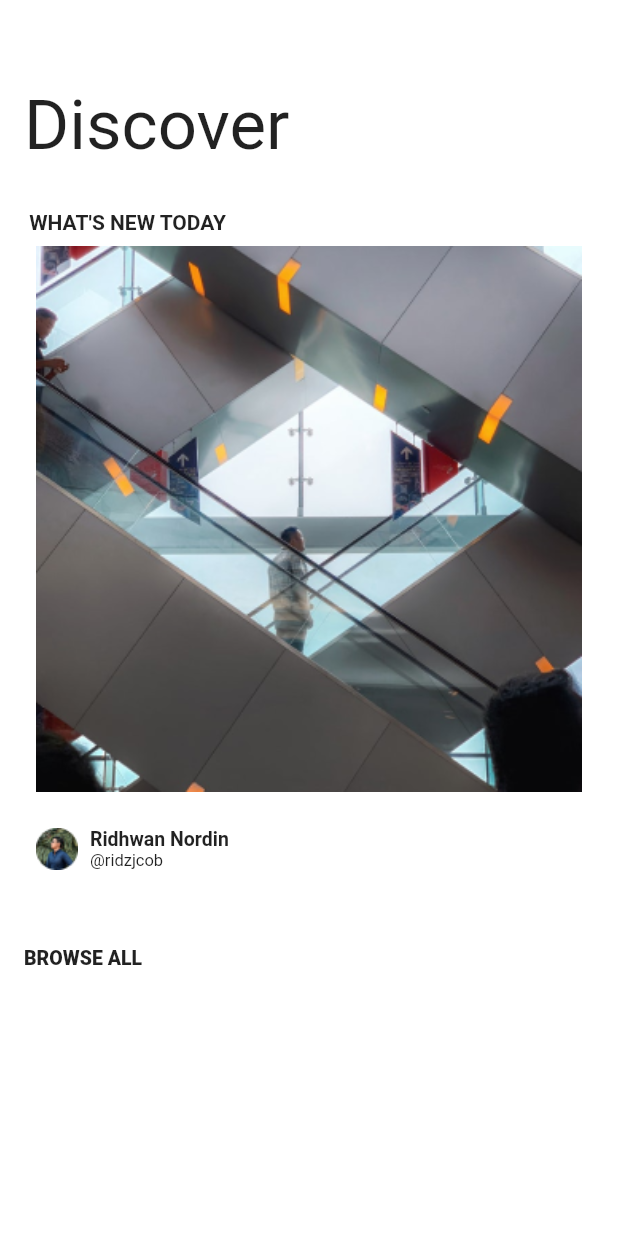
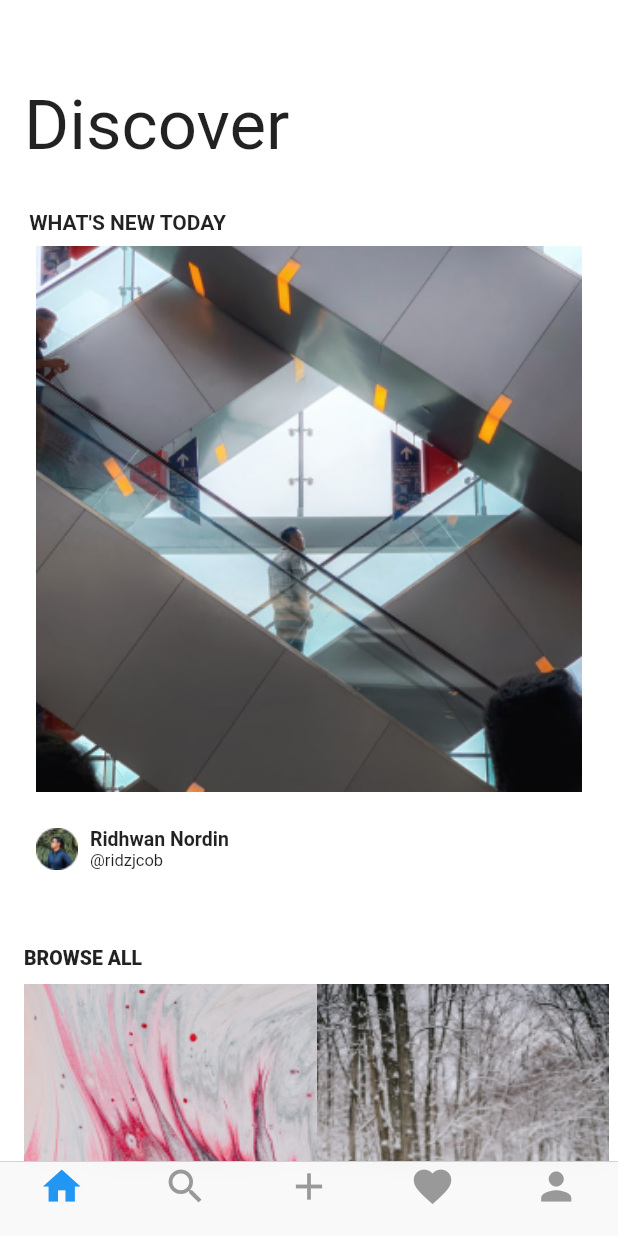
Before and after one commit to XuanHoang7/CK_ANDROID, a Flutter app: the MainScreens screen opened directly, on a phone screen of 412 x 824 dp. Run offline on Flutter 3.47's test engine with Material 2 defaults, Android fonts, the phone set to English and light mode, and no system bars; our stand-ins replace flutter_svg.

Commit message:
Creat main

```diff
--- /dev/null
+++ b/lib/screens/main_screens/Body/body.dart
@@ -0,0 +1,90 @@
+import 'package:flutter/material.dart';
+import 'package:photo_ltdd/screens/main_screens/Body/card.dart';
+
+import 'detail_image.dart';
+
+class Body extends StatelessWidget {
+  const Body({
+    Key? key,
+  }) : super(key: key);
+
+  @override
+  Widget build(BuildContext context) {
+    return SingleChildScrollView(
+      child: Padding(
+        padding: const EdgeInsets.only(left: 16, right: 16, bottom: 10),
+        child: Column(
+          crossAxisAlignment: CrossAxisAlignment.start,
+          children: [
+            const Text(
+              "Discover",
+              style: TextStyle(
+                  fontWeight: FontWeight.w400,
+                  fontSize: 46,
+                  fontStyle: FontStyle.normal),
+            ),
+            const SizedBox(
+              height: 30,
+            ),
+            const Text(
+              " WHAT'S NEW TODAY",
+              style: TextStyle(fontSize: 14, fontWeight: FontWeight.bold),
+            ),
+            const CardPage(),
+            const SizedBox(
+              height: 28,
+            ),
+            const Text(
+              'BROWSE ALL',
+              style: TextStyle(fontWeight: FontWeight.w900, fontSize: 13),
+            ),
+            const SizedBox(height: 10),
+            Row(
+              children: [
+                Column(
+                  children: const [
+                    DetailImage(
+                      height: 220,
+                      width: 195,
+                      image: 'assets/images/anh1.png',
+                    ),
+                    SizedBox(
+                      height: 9,
+                    ),
+                    DetailImage(
+                      height: 360,
+                      width: 195,
+                      image: 'assets/images/anh2.png',
+                    ),
+                  ],
+                ),
+                const Expanded(
+                  child: SizedBox(
+                    width: 9,
+                  ),
+                ),
+                Column(
+                  children: const [
+                    DetailImage(
+                      height: 360,
+                      width: 195,
+                      image: 'assets/images/anh3.png',
+                    ),
+                    SizedBox(
+                      height: 9,
+                    ),
+                    DetailImage(
+                      height: 220,
+                      width: 195,
+                      image: 'assets/images/anh1.png',
+                    ),
+                  ],
+                ),
+              ],
+            ),
+          ],
+        ),
+      ),
+    );
+  }
+}
--- /dev/null
+++ b/lib/screens/main_screens/Body/card.dart
@@ -0,0 +1,93 @@
+import 'package:flutter/material.dart';
+
+class CardPage extends StatefulWidget {
+  const CardPage({
+    Key? key,
+  }) : super(key: key);
+
+  @override
+  State<CardPage> createState() => _CardPageState();
+}
+
+class _CardPageState extends State<CardPage> {
+  late PageController _pageController;
+  int initialPage = 1;
+  @override
+  void initState() {
+    super.initState();
+    _pageController = PageController();
+  }
+
+  @override
+  void dispose() {
+    super.dispose();
+    _pageController.dispose();
+  }
+
+  @override
+  Widget build(BuildContext context) {
+    return AspectRatio(
+      aspectRatio: 0.85,
+      child: PageView.builder(
+          itemCount: 5,
+          itemBuilder: (context, index) => const CardImage(
+                image: 'assets/images/Rectangle 2.8.png',
+              )),
+    );
+  }
+}
+
+class CardImage extends StatelessWidget {
+  final String image;
+  const CardImage({Key? key, required this.image}) : super(key: key);
+
+  @override
+  Widget build(BuildContext context) {
+    Size size = MediaQuery.of(context).size;
+    return Column(
+      crossAxisAlignment: CrossAxisAlignment.start,
+      children: [
+        AspectRatio(
+          aspectRatio: 1,
+          child: Container(
+            width: size.width * 1,
+            margin: const EdgeInsets.all(8),
+            decoration: BoxDecoration(
+                image: DecorationImage(
+                    image: ExactAssetImage(image), fit: BoxFit.fill)),
+          ),
+        ),
+        const SizedBox(
+          height: 16,
+        ),
+        //Image.asset('assets/images/Ellipse.png')
+
+        Padding(
+          padding: const EdgeInsets.only(left: 8),
+          child: Row(
+            children: [
+              Image.asset('assets/images/Ellipse.png'),
+              const SizedBox(
+                width: 8,
+              ),
+              Column(
+                mainAxisAlignment: MainAxisAlignment.spaceBetween,
+                crossAxisAlignment: CrossAxisAlignment.start,
+                children: const [
+                  Text(
+                    'Ridhwan Nordin',
+                    style: TextStyle(fontSize: 13, fontWeight: FontWeight.w700),
+                  ),
+                  Text(
+                    '@ridzjcob',
+                    style: TextStyle(fontSize: 11, fontWeight: FontWeight.w400),
+                  )
+                ],
+              )
+            ],
+          ),
+        )
+      ],
+    );
+  }
+}
--- /dev/null
+++ b/lib/screens/main_screens/Body/detail_image.dart
@@ -0,0 +1,25 @@
+import 'package:flutter/material.dart';
+
+class DetailImage extends StatelessWidget {
+  const DetailImage({
+    required this.height,
+    required this.width,
+    required this.image,
+    Key? key,
+  }) : super(key: key);
+  final double height;
+  final double width;
+  final String image;
+
+  @override
+  Widget build(BuildContext context) {
+    return SizedBox(
+      height: height,
+      width: width,
+      child: Image.asset(
+        image,
+        fit: BoxFit.fill,
+      ),
+    );
+  }
+}
--- a/lib/screens/main_screens/main_screens.dart
+++ b/lib/screens/main_screens/main_screens.dart
@@ -1,4 +1,7 @@
+import 'package:flutter/cupertino.dart';
 import 'package:flutter/material.dart';
+
+import 'Body/body.dart';
 
 class MainScreens extends StatelessWidget {
   const MainScreens({Key? key}) : super(key: key);
@@ -7,140 +10,36 @@ class MainScreens extends StatelessWidget {
   Widget build(BuildContext context) {
     return Scaffold(
       backgroundColor: Colors.white,
+      bottomNavigationBar: CupertinoTabBar(
+        items: const [
+          BottomNavigationBarItem(
+              icon: Icon(Icons.home), label: '', backgroundColor: Colors.black),
+          BottomNavigationBarItem(
+              icon: Icon(Icons.search),
+              label: '',
+              backgroundColor: Colors.black),
+          BottomNavigationBarItem(
+            icon: Icon(
+              Icons.add,
+            ),
+            label: '',
+            backgroundColor: Colors.black,
+          ),
+          BottomNavigationBarItem(
+              icon: Icon(Icons.favorite),
+              label: '',
+              backgroundColor: Colors.black),
+          BottomNavigationBarItem(
+              icon: Icon(Icons.person),
+              label: '',
+              backgroundColor: Colors.black),
+        ],
+      ),
       appBar: AppBar(
         backgroundColor: Colors.white,
         elevation: 0,
       ),
-      body: SingleChildScrollView(
-        child: Padding(
-          padding: const EdgeInsets.only(left: 16, right: 16, bottom: 10),
-          child: Column(
-            crossAxisAlignment: CrossAxisAlignment.start,
-            children: [
-              const Text(
-                "Discover",
-                style: TextStyle(
-                    fontWeight: FontWeight.w400,
-                    fontSize: 46,
-                    fontStyle: FontStyle.normal),
-              ),
-              const SizedBox(
-                height: 30,
-              ),
-              const Text(
-                " WHAT'S NEW TODAY",
-                style: TextStyle(fontSize: 14, fontWeight: FontWeight.bold),
-              ),
-              const Card(),
-              const SizedBox(
-                height: 28,
-              ),
-              const Text(
-                'BROWSE ALL',
-                style: TextStyle(fontWeight: FontWeight.w900, fontSize: 13),
-              ),
-              const SizedBox(height: 10),
-              Container(
-                height: 180,
-                width: 180,
-
-              )
-            ],
-          ),
-        ),
-      ),
+      body: const Body(),
     );
   }
 }
-
-class Card extends StatefulWidget {
-  const Card({
-    Key? key,
-  }) : super(key: key);
-
-  @override
-  State<Card> createState() => _CardState();
-}
-
-class _CardState extends State<Card> {
-  late PageController _pageController;
-  int initialPage = 1;
-  @override
-  void initState() {
-    super.initState();
-    _pageController = PageController();
-  }
-
-  @override
-  void dispose() {
-    super.dispose();
-    _pageController.dispose();
-  }
-
-  @override
-  Widget build(BuildContext context) {
-    return AspectRatio(
-      aspectRatio: 0.85,
-      child: PageView.builder(
-          itemCount: 5,
-          itemBuilder: (context, index) => const CardImage(
-                image: 'assets/images/Rectangle 2.8.png',
-              )),
-    );
-  }
-}
-
-class CardImage extends StatelessWidget {
-  final String image;
-  const CardImage({Key? key, required this.image}) : super(key: key);
-
-  @override
-  Widget build(BuildContext context) {
-    Size size = MediaQuery.of(context).size;
-    return Column(
-      crossAxisAlignment: CrossAxisAlignment.start,
-      children: [
-        AspectRatio(
-          aspectRatio: 1,
-          child: Container(
-            width: size.width * 1,
-            margin: const EdgeInsets.all(8),
-            decoration: BoxDecoration(
-                image: DecorationImage(
-                    image: ExactAssetImage(image), fit: BoxFit.fill)),
-          ),
-        ),
-        const SizedBox(
-          height: 16,
-        ),
-        //Image.asset('assets/images/Ellipse.png')
-
-        Padding(
-          padding: const EdgeInsets.only(left: 8),
-          child: Row(
-            children: [
-              Image.asset('assets/images/Ellipse.png'),
-              const SizedBox(
-                width: 8,
-              ),
-              Column(
-                mainAxisAlignment: MainAxisAlignment.spaceBetween,
-                crossAxisAlignment: CrossAxisAlignment.start,
-                children: const [
-                  Text(
-                    'Ridhwan Nordin',
-                    style: TextStyle(fontSize: 13, fontWeight: FontWeight.w700),
-                  ),
-                  Text(
-                    '@ridzjcob',
-                    style: TextStyle(fontSize: 11, fontWeight: FontWeight.w400),
-                  )
-                ],
-              )
-            ],
-          ),
-        )
-      ],
-    );
-  }
-}
```
Also changed, not shown: assets/images/anh1.png (added), assets/images/anh2.png (added), assets/images/anh3.png (added).
